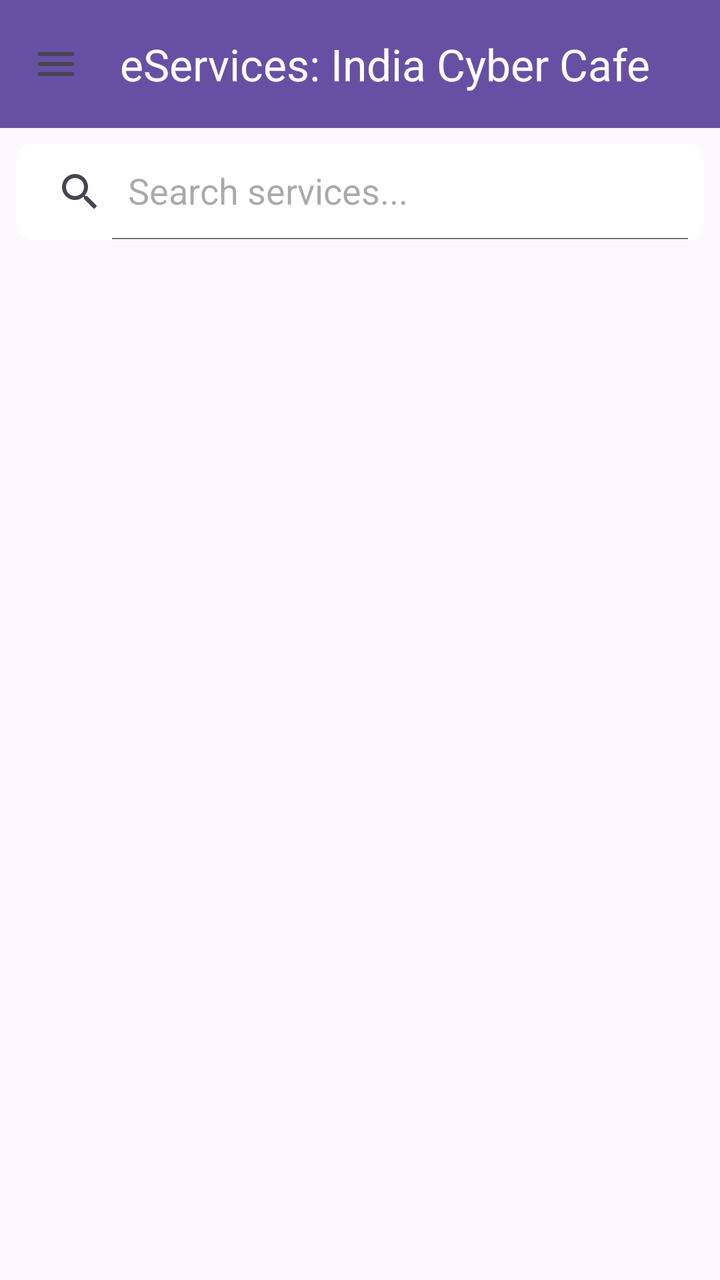
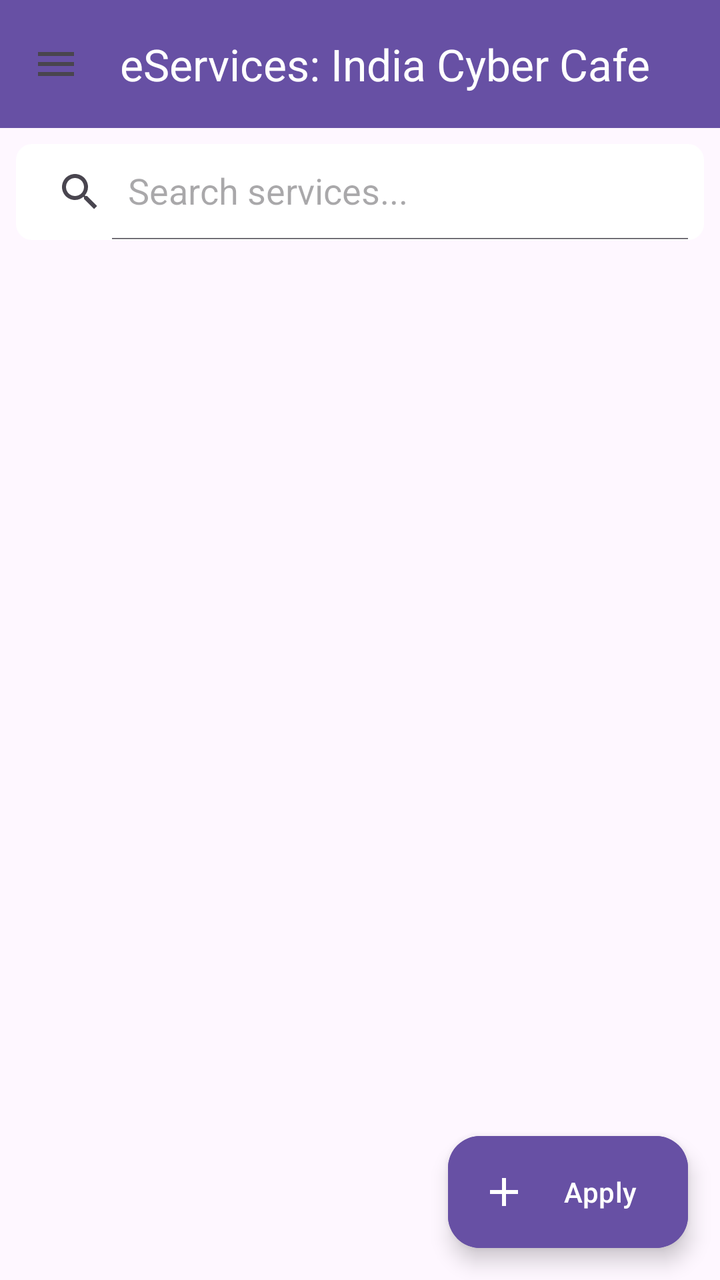

Two renders of the same Android screen: before a commit and after it. Below are the layout's source before the change and the commit's diff.
<!-- AndroidManifest.xml: application theme Theme.EServicesICCHelper -->
<!-- res/layout/activity_main.xml -->
<?xml version="1.0" encoding="utf-8"?>
<androidx.drawerlayout.widget.DrawerLayout xmlns:android="http://schemas.android.com/apk/res/android"
    xmlns:app="http://schemas.android.com/apk/res-auto"
    xmlns:tools="http://schemas.android.com/tools"
    android:id="@+id/drawer_layout"
    android:layout_width="match_parent"
    android:layout_height="match_parent"
    android:fitsSystemWindows="true"
    tools:openDrawer="start">

    <androidx.constraintlayout.widget.ConstraintLayout
        android:layout_width="match_parent"
        android:layout_height="match_parent">

        <com.google.android.material.appbar.AppBarLayout
            android:id="@+id/appBarLayout"
            android:layout_width="match_parent"
            android:layout_height="wrap_content"
            app:layout_constraintTop_toTopOf="parent">

            <com.google.android.material.appbar.MaterialToolbar
                android:id="@+id/toolbar"
                android:layout_width="match_parent"
                android:layout_height="?attr/actionBarSize"
                android:background="?attr/colorPrimary"
                app:navigationIcon="@drawable/ic_menu"
                app:title="@string/app_name"
                app:titleTextColor="@color/white" />

            <androidx.appcompat.widget.SearchView
                android:id="@+id/searchView"
                android:layout_width="match_parent"
                android:layout_height="wrap_content"
                android:layout_margin="8dp"
                android:background="@drawable/search_background"
                app:iconifiedByDefault="false"
                app:queryHint="Search services..." />

        </com.google.android.material.appbar.AppBarLayout>

        <androidx.recyclerview.widget.RecyclerView
            android:id="@+id/recyclerViewCategories"
            android:layout_width="match_parent"
            android:layout_height="0dp"
            android:padding="8dp"
            app:layout_constraintBottom_toBottomOf="parent"
            app:layout_constraintTop_toBottomOf="@id/appBarLayout"
            tools:listitem="@layout/item_category" />

        <ProgressBar
            android:id="@+id/progressBar"
            android:layout_width="wrap_content"
            android:layout_height="wrap_content"
            android:visibility="gone"
            app:layout_constraintBottom_toBottomOf="parent"
            app:layout_constraintEnd_toEndOf="parent"
            app:layout_constraintStart_toStartOf="parent"
            app:layout_constraintTop_toBottomOf="@id/appBarLayout" />

        <TextView
            android:id="@+id/tvEmptyState"
            android:layout_width="wrap_content"
            android:layout_height="wrap_content"
            android:text="No services found"
            android:visibility="gone"
            app:layout_constraintBottom_toBottomOf="parent"
            app:layout_constraintEnd_toEndOf="parent"
            app:layout_constraintStart_toStartOf="parent"
            app:layout_constraintTop_toBottomOf="@id/appBarLayout" />

    </androidx.constraintlayout.widget.ConstraintLayout>

    <com.google.android.material.navigation.NavigationView
        android:id="@+id/nav_view"
        android:layout_width="wrap_content"
        android:layout_height="match_parent"
        android:layout_gravity="start"
        android:fitsSystemWindows="true"
        app:headerLayout="@layout/nav_header"
        app:menu="@menu/drawer_menu"
        app:itemIconTint="@color/md_theme_light_primary"
        app:itemTextColor="@color/black" />

</androidx.drawerlayout.widget.DrawerLayout>
<!-- res/layout/item_category.xml (included above) -->
<?xml version="1.0" encoding="utf-8"?>
<layout xmlns:android="http://schemas.android.com/apk/res/android"
    xmlns:app="http://schemas.android.com/apk/res-auto">

    <com.google.android.material.card.MaterialCardView
        android:layout_width="match_parent"
        android:layout_height="wrap_content"
        android:layout_margin="8dp"
        app:cardCornerRadius="12dp"
        app:cardElevation="4dp">

        <LinearLayout
            android:layout_width="match_parent"
            android:layout_height="wrap_content"
            android:gravity="center_vertical"
            android:orientation="horizontal"
            android:padding="16dp">

            <ImageView
                android:id="@+id/ivCategoryIcon"
                android:layout_width="48dp"
                android:layout_height="48dp"
                android:contentDescription="Category Icon"
                android:src="@drawable/ic_launcher_foreground" />

            <TextView
                android:id="@+id/tvCategoryTitle"
                android:layout_width="0dp"
                android:layout_height="wrap_content"
                android:layout_marginStart="16dp"
                android:layout_weight="1"
                android:text="Category Title"
                android:textSize="18sp"
                android:textStyle="bold" />

            <ImageView
                android:layout_width="wrap_content"
                android:layout_height="wrap_content"
                android:src="@drawable/ic_arrow_forward"
                app:tint="@color/black" />

        </LinearLayout>

    </com.google.android.material.card.MaterialCardView>
</layout>
<!-- res/layout/nav_header.xml (included above) -->
<?xml version="1.0" encoding="utf-8"?>
<LinearLayout xmlns:android="http://schemas.android.com/apk/res/android"
    android:layout_width="match_parent"
    android:layout_height="176dp"
    android:background="@color/md_theme_light_primary"
    android:gravity="bottom"
    android:orientation="vertical"
    android:padding="16dp"
    android:theme="@style/ThemeOverlay.AppCompat.Dark">

    <ImageView
        android:id="@+id/imageView"
        android:layout_width="64dp"
        android:layout_height="64dp"
        android:contentDescription="App Icon"
        android:paddingTop="8dp"
        android:src="@mipmap/ic_launcher" />

    <TextView
        android:layout_width="match_parent"
        android:layout_height="wrap_content"
        android:paddingTop="8dp"
        android:text="@string/nav_header_title"
        android:textAppearance="@style/TextAppearance.AppCompat.Body1"
        android:textSize="20sp"
        android:textStyle="bold" />

    <TextView
        android:layout_width="wrap_content"
        android:layout_height="wrap_content"
        android:text="@string/nav_header_subtitle"
        android:textSize="14sp" />

</LinearLayout>
<!-- resources referenced by this layout -->
<resources>
  <color name="black">#FF000000</color>
  <color name="md_theme_light_primary">#6750A4</color>
  <color name="white">#FFFFFFFF</color>
  <!-- drawable ic_arrow_forward (drawable) -->
  <vector xmlns:android="http://schemas.android.com/apk/res/android"
      android:width="24dp"
      android:height="24dp"
      android:viewportWidth="24"
      android:viewportHeight="24">
    <path
        android:fillColor="@android:color/black"
        android:pathData="M12,4l-1.41,1.41L16.17,11H4v2h12.17l-5.58,5.59L12,20l8,-8z"/>
  </vector>
  <!-- drawable ic_menu (drawable) -->
  <vector xmlns:android="http://schemas.android.com/apk/res/android"
      android:width="24dp"
      android:height="24dp"
      android:viewportWidth="24"
      android:viewportHeight="24"
      android:tint="?attr/colorControlNormal">
    <path
        android:fillColor="@android:color/white"
        android:pathData="M3,18h18v-2L3,16v2zM3,13h18v-2L3,11v2zM3,6v2h18L21,6L3,6z"/>
  </vector>
  <!-- drawable search_background (drawable) -->
  <?xml version="1.0" encoding="utf-8"?>
  <shape xmlns:android="http://schemas.android.com/apk/res/android">
      <solid android:color="@color/white" />
      <corners android:radius="8dp" />
  </shape>
  <!-- mipmap ic_launcher (mipmap-anydpi-v26) -->
  <?xml version="1.0" encoding="utf-8"?>
  <adaptive-icon xmlns:android="http://schemas.android.com/apk/res/android">
      <background android:drawable="@color/ic_launcher_background"/>
      <foreground android:drawable="@mipmap/ic_launcher_foreground"/>
      <monochrome android:drawable="@mipmap/ic_launcher_foreground"/>
  </adaptive-icon>
  <string name="app_name">eServices: India Cyber Cafe</string>
  <string name="nav_header_subtitle">India Cyber Cafe</string>
  <string name="nav_header_title">eServices:</string>
  <style name="Theme.EServicesICCHelper" parent="Base.Theme.EServicesICCHelper" />
  <color name="ic_launcher_background">#FFFFFF</color>
  <style name="Base.Theme.EServicesICCHelper" parent="Theme.Material3.DayNight.NoActionBar">
          
          <item name="colorPrimary">@color/md_theme_light_primary</item>
          <item name="colorOnPrimary">@color/md_theme_light_onPrimary</item>
          <item name="colorPrimaryContainer">@color/md_theme_light_primaryContainer</item>
          <item name="colorOnPrimaryContainer">@color/md_theme_light_onPrimaryContainer</item>
          <item name="colorSecondary">@color/md_theme_light_secondary</item>
          <item name="colorOnSecondary">@color/md_theme_light_onSecondary</item>
          <item name="colorSecondaryContainer">@color/md_theme_light_secondaryContainer</item>
          <item name="colorOnSecondaryContainer">@color/md_theme_light_onSecondaryContainer</item>
  
          <item name="android:statusBarColor">@color/md_theme_light_primary</item>
          <item name="android:windowLightStatusBar">false</item>
      </style>
  <color name="md_theme_light_onPrimary">#FFFFFF</color>
  <color name="md_theme_light_primaryContainer">#EADDFF</color>
  <color name="md_theme_light_onPrimaryContainer">#21005D</color>
  <color name="md_theme_light_secondary">#625B71</color>
  <color name="md_theme_light_onSecondary">#FFFFFF</color>
  <color name="md_theme_light_secondaryContainer">#E8DEF8</color>
  <color name="md_theme_light_onSecondaryContainer">#1D192B</color>
  <!-- unchanged entries left out for length: 1 -->
</resources>

<!-- the commit's change to res/layout/activity_main.xml (unified diff, before → after) -->
@@ -68,6 +68,10 @@
             app:layout_constraintStart_toStartOf="parent"
             app:layout_constraintTop_toBottomOf="@id/appBarLayout" />
 
+        <include
+            android:id="@+id/layoutFabApply"
+            layout="@layout/layout_apply_fab" />
+
     </androidx.constraintlayout.widget.ConstraintLayout>
 
     <com.google.android.material.navigation.NavigationView
@@ -128,6 +132,21 @@
 
     </com.google.android.material.card.MaterialCardView>
 </layout>
+<!-- res/layout/layout_apply_fab.xml (included above) -->
+<?xml version="1.0" encoding="utf-8"?>
+<com.google.android.material.floatingactionbutton.ExtendedFloatingActionButton xmlns:android="http://schemas.android.com/apk/res/android"
+    xmlns:app="http://schemas.android.com/apk/res-auto"
+    android:id="@+id/fabApply"
+    android:layout_width="wrap_content"
+    android:layout_height="wrap_content"
+    android:layout_margin="16dp"
+    android:text="@string/btn_apply"
+    android:textColor="@color/white"
+    app:backgroundTint="?attr/colorPrimary"
+    app:icon="@drawable/ic_add"
+    app:iconTint="@color/white"
+    app:layout_constraintBottom_toBottomOf="parent"
+    app:layout_constraintEnd_toEndOf="parent" />
 <!-- res/layout/nav_header.xml (included above) -->
 <?xml version="1.0" encoding="utf-8"?>
 <LinearLayout xmlns:android="http://schemas.android.com/apk/res/android"
<!-- resource entries referenced after the edit -->
@@ -3,6 +3,17 @@
   <color name="black">#FF000000</color>
   <color name="md_theme_light_primary">#6750A4</color>
   <color name="white">#FFFFFFFF</color>
+  <!-- drawable ic_add (drawable) -->
+  <vector xmlns:android="http://schemas.android.com/apk/res/android"
+      android:width="24dp"
+      android:height="24dp"
+      android:viewportWidth="24"
+      android:viewportHeight="24"
+      android:tint="?attr/colorControlNormal">
+    <path
+        android:fillColor="@android:color/white"
+        android:pathData="M19,13h-6v6h-2v-6H5v-2h6V5h2v6h6v2z"/>
+  </vector>
   <!-- drawable ic_arrow_forward (drawable) -->
   <vector xmlns:android="http://schemas.android.com/apk/res/android"
       android:width="24dp"
@@ -38,6 +49,7 @@
       <monochrome android:drawable="@mipmap/ic_launcher_foreground"/>
   </adaptive-icon>
   <string name="app_name">eServices: India Cyber Cafe</string>
+  <string name="btn_apply">Apply</string>
   <string name="nav_header_subtitle">India Cyber Cafe</string>
   <string name="nav_header_title">eServices:</string>
   <style name="Theme.EServicesICCHelper" parent="Base.Theme.EServicesICCHelper" />
